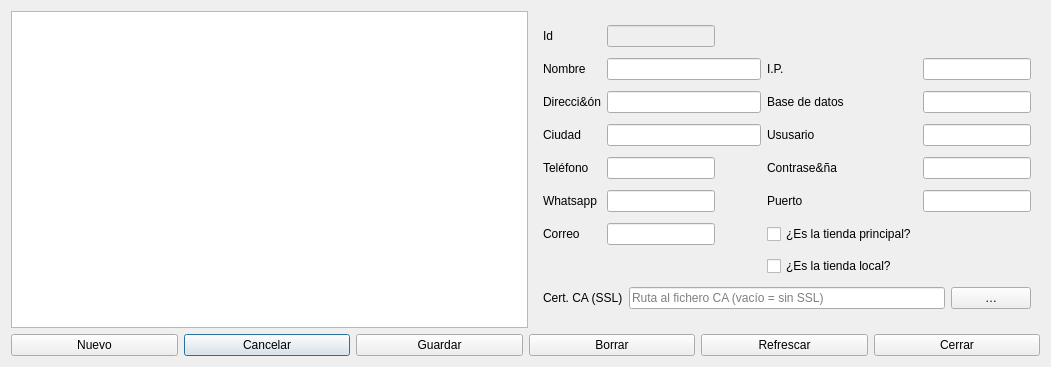
Above: tiendas.ui from Ladis72/tienda before the change. Below: the same form after it.
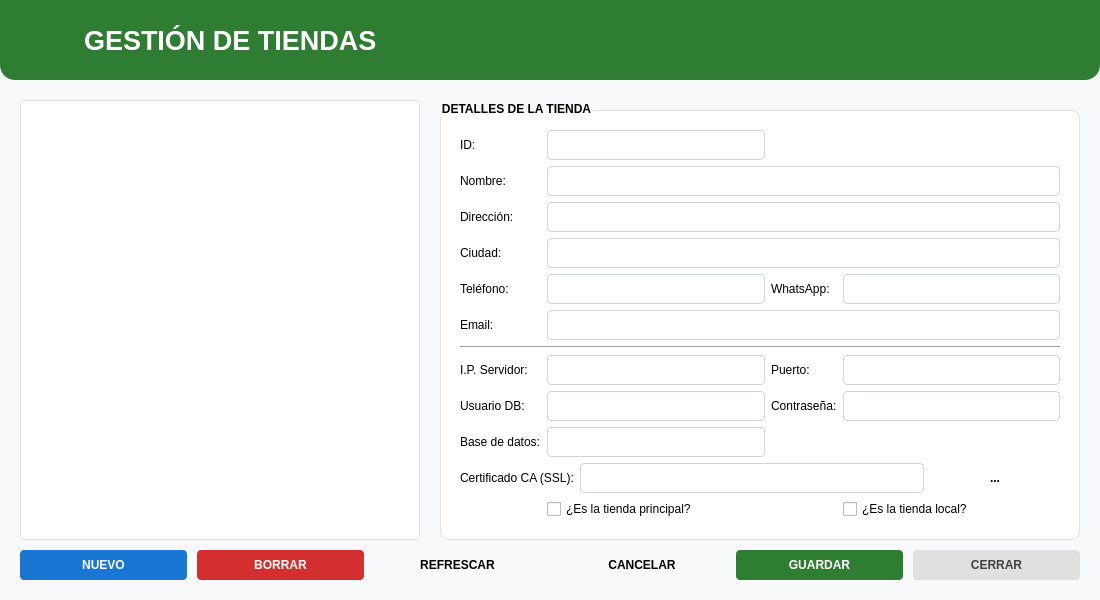
That is the form after the change. Icons and pictures are not drawn.

Diff of the .ui file:
```diff
--- a/tiendas.ui
+++ b/tiendas.ui
@@ -6,305 +6,139 @@
    <rect>
     <x>0</x>
     <y>0</y>
-    <width>1051</width>
-    <height>367</height>
+    <width>1100</width>
+    <height>600</height>
    </rect>
   </property>
   <property name="windowTitle">
    <string>Tiendas</string>
   </property>
-  <property name="windowIcon">
-   <iconset resource="recursos.qrc">
-    <normaloff>:/imagenes/Emeicjac logo.jpg</normaloff>:/imagenes/Emeicjac logo.jpg</iconset>
+  <property name="styleSheet">
+   <string notr="true">QDialog { background-color: #f8f9fa; }
+QFrame#headerFrame { background-color: #2e7d32; border-bottom-left-radius: 15px; border-bottom-right-radius: 15px; }
+QLabel#headerTitle { color: white; font-size: 20pt; font-weight: bold; }
+QGroupBox { font-weight: bold; border: 1px solid #dee2e6; border-radius: 8px; margin-top: 10px; padding: 10px; background-color: white; }
+QLineEdit { padding: 6px; border: 1px solid #ced4da; border-radius: 4px; }
+QLineEdit:focus { border: 1px solid #2e7d32; }
+QPushButton { padding: 8px 15px; border-radius: 4px; font-weight: bold; min-width: 100px; }
+QPushButton#pushButtonAceptar, QPushButton#pushButtonGuardar { background-color: #2e7d32; color: white; }
+QPushButton#pushButtonNuevo { background-color: #1976d2; color: white; }
+QPushButton#pushButtonBorrar { background-color: #d32f2f; color: white; }
+QPushButton#pushButtonCerrar { background-color: #e0e0e0; color: #424242; }</string>
   </property>
-  <layout class="QGridLayout" name="gridLayout">
-   <item row="3" column="0" colspan="8">
-    <layout class="QHBoxLayout" name="horizontalLayout">
-     <item>
-      <widget class="QPushButton" name="pushButtonNuevo">
-       <property name="enabled">
-        <bool>true</bool>
-       </property>
-       <property name="text">
-        <string>Nuevo</string>
-       </property>
-       <property name="autoDefault">
-        <bool>false</bool>
-       </property>
-      </widget>
-     </item>
-     <item>
-      <widget class="QPushButton" name="pushButtonCancelar">
-       <property name="text">
-        <string>Cancelar</string>
-       </property>
-      </widget>
-     </item>
-     <item>
-      <widget class="QPushButton" name="pushButtonGuardar">
-       <property name="text">
-        <string>Guardar</string>
-       </property>
-      </widget>
-     </item>
-     <item>
-      <widget class="QPushButton" name="pushButtonBorrar">
-       <property name="enabled">
-        <bool>true</bool>
-       </property>
-       <property name="text">
-        <string>Borrar</string>
-       </property>
-       <property name="autoDefault">
-        <bool>false</bool>
-       </property>
-      </widget>
-     </item>
-     <item>
-      <widget class="QPushButton" name="pushButtonRefrescar">
-       <property name="text">
-        <string>Refrescar</string>
-       </property>
-       <property name="autoDefault">
-        <bool>false</bool>
-       </property>
-      </widget>
-     </item>
-     <item>
-      <widget class="QPushButton" name="pushButtonCerrar">
-       <property name="text">
-        <string>Cerrar</string>
-       </property>
-       <property name="autoDefault">
-        <bool>false</bool>
-       </property>
-      </widget>
-     </item>
-    </layout>
-   </item>
-   <item row="0" column="1" rowspan="3" colspan="7">
-    <widget class="QWidget" name="general_2" native="true">
-     <layout class="QGridLayout" name="general">
-      <item row="6" column="0">
-       <widget class="QLabel" name="label_5">
-        <property name="text">
-         <string>Whatsapp</string>
-        </property>
+  <layout class="QVBoxLayout" name="mainVerticalLayout">
+   <property name="spacing"><number>0</number></property>
+   <property name="leftMargin"><number>0</number></property>
+   <property name="topMargin"><number>0</number></property>
+   <property name="rightMargin"><number>0</number></property>
+   <property name="bottomMargin"><number>0</number></property>
+   <item>
+    <widget class="QFrame" name="headerFrame">
+     <property name="minimumSize"><size><width>0</width><height>80</height></size></property>
+     <layout class="QHBoxLayout" name="horizontalLayoutHeader">
+      <property name="leftMargin"><number>30</number></property>
+      <item>
+       <widget class="QLabel" name="labelIcono">
+        <property name="maximumSize"><size><width>48</width><height>48</height></size></property>
+        <property name="pixmap"><pixmap>../iconos/tiendas.png</pixmap></property>
+        <property name="scaledContents"><bool>true</bool></property>
        </widget>
       </item>
-      <item row="2" column="4">
-       <widget class="QLineEdit" name="lineEditIP">
-        <property name="inputMask">
-         <string/>
-        </property>
+      <item>
+       <widget class="QLabel" name="headerTitle">
+        <property name="text"><string>GESTIÓN DE TIENDAS</string></property>
        </widget>
       </item>
-      <item row="7" column="1">
-       <widget class="QLineEdit" name="lineEditEmail"/>
-      </item>
-      <item row="4" column="0">
-       <widget class="QLabel" name="label_4">
-        <property name="text">
-         <string>Ciudad</string>
-        </property>
-       </widget>
-      </item>
-      <item row="2" column="3">
-       <widget class="QLabel" name="label_7">
-        <property name="text">
-         <string>I.P.</string>
-        </property>
-       </widget>
-      </item>
-      <item row="6" column="1">
-       <widget class="QLineEdit" name="lineEditWharsapp"/>
-      </item>
-      <item row="1" column="0">
-       <widget class="QLabel" name="label_10">
-        <property name="text">
-         <string>Id</string>
-        </property>
-       </widget>
-      </item>
-      <item row="3" column="0">
-       <widget class="QLabel" name="label_2">
-        <property name="text">
-         <string>Direcci&amp;ón</string>
-        </property>
-       </widget>
-      </item>
-      <item row="5" column="1">
-       <widget class="QLineEdit" name="lineEditTlfn"/>
-      </item>
-      <item row="1" column="1">
-       <widget class="QLineEdit" name="lineEditId">
-        <property name="enabled">
-         <bool>false</bool>
-        </property>
-       </widget>
-      </item>
-      <item row="1" column="4">
-       <spacer name="horizontalSpacer">
-        <property name="orientation">
-         <enum>Qt::Orientation::Horizontal</enum>
-        </property>
-        <property name="sizeHint" stdset="0">
-         <size>
-          <width>40</width>
-          <height>20</height>
-         </size>
-        </property>
-       </spacer>
-      </item>
-      <item row="7" column="0">
-       <widget class="QLabel" name="label_6">
-        <property name="text">
-         <string>Correo</string>
-        </property>
-       </widget>
-      </item>
-      <item row="5" column="0">
-       <widget class="QLabel" name="label_3">
-        <property name="text">
-         <string>Teléfono</string>
-        </property>
-       </widget>
-      </item>
-      <item row="2" column="0">
-       <widget class="QLabel" name="label">
-        <property name="text">
-         <string>Nombre</string>
-        </property>
-       </widget>
-      </item>
-      <item row="1" column="2">
-       <spacer name="horizontalSpacer_2">
-        <property name="orientation">
-         <enum>Qt::Orientation::Horizontal</enum>
-        </property>
-        <property name="sizeHint" stdset="0">
-         <size>
-          <width>40</width>
-          <height>20</height>
-         </size>
-        </property>
-       </spacer>
-      </item>
-      <item row="2" column="1" colspan="2">
-       <widget class="QLineEdit" name="lineEditNombre"/>
-      </item>
-      <item row="3" column="1" colspan="2">
-       <widget class="QLineEdit" name="lineEditDireccion"/>
-      </item>
-      <item row="4" column="1" colspan="2">
-       <widget class="QLineEdit" name="lineEditCiudad"/>
-      </item>
-      <item row="6" column="3">
-       <widget class="QLabel" name="label_12">
-        <property name="text">
-         <string>Puerto</string>
-        </property>
-       </widget>
-      </item>
-      <item row="6" column="4">
-       <widget class="QLineEdit" name="lineEditPuerto">
-        <property name="inputMask">
-         <string>99999</string>
-        </property>
-       </widget>
-      </item>
-      <item row="7" column="3">
-       <widget class="QCheckBox" name="checkBoxMaster">
-        <property name="text">
-         <string>¿Es la tienda principal?</string>
-        </property>
-       </widget>
-      </item>
-      <item row="8" column="3">
-       <widget class="QCheckBox" name="checkBoxLocal">
-        <property name="text">
-         <string>¿Es la tienda local?</string>
-        </property>
-       </widget>
-      </item>
-      <item row="5" column="4">
-       <widget class="QLineEdit" name="lineEditPassword">
-        <property name="echoMode">
-         <enum>QLineEdit::EchoMode::Password</enum>
-        </property>
-       </widget>
-      </item>
-      <item row="5" column="3">
-       <widget class="QLabel" name="label_9">
-        <property name="text">
-         <string>Contrase&amp;ña</string>
-        </property>
-       </widget>
-      </item>
-      <item row="4" column="3">
-       <widget class="QLabel" name="label_8">
-        <property name="text">
-         <string>Ususario</string>
-        </property>
-       </widget>
-      </item>
-      <item row="4" column="4">
-       <widget class="QLineEdit" name="lineEditUsusario"/>
-      </item>
-      <item row="3" column="3">
-       <widget class="QLabel" name="label_11">
-        <property name="text">
-         <string>Base de datos</string>
-        </property>
-       </widget>
-      </item>
-      <item row="3" column="4">
-       <widget class="QLineEdit" name="lineEditBase"/>
-      </item>
-       <item row="9" column="0" colspan="5">
-        <layout class="QHBoxLayout" name="horizontalLayoutSsl">
-         <item>
-          <widget class="QLabel" name="label_sslca">
-           <property name="text">
-            <string>Cert. CA (SSL)</string>
-           </property>
-          </widget>
-         </item>
-         <item>
-          <widget class="QLineEdit" name="lineEditSslCa">
-           <property name="placeholderText">
-            <string>Ruta al fichero CA (vacío = sin SSL)</string>
-           </property>
-           <property name="readOnly">
-            <bool>true</bool>
-           </property>
-          </widget>
-         </item>
-         <item>
-          <widget class="QPushButton" name="pushButtonSslCa">
-           <property name="text">
-            <string>…</string>
-           </property>
-           <property name="maximumWidth">
-            <number>30</number>
-           </property>
-           <property name="toolTip">
-            <string>Seleccionar fichero de certificado CA</string>
-           </property>
-          </widget>
-         </item>
-        </layout>
-       </item>
-      </layout>
-     </widget>
-   </item>
-   <item row="0" column="0" rowspan="3">
-    <widget class="QTableView" name="tableViewTiendas">
-     <property name="selectionBehavior">
-      <enum>QAbstractItemView::SelectionBehavior::SelectRows</enum>
-     </property>
+      <item><spacer name="h_sp_h"><property name="orientation"><enum>Qt::Horizontal</enum></property></spacer></item>
+     </layout>
     </widget>
    </item>
+   <item>
+    <layout class="QHBoxLayout" name="bodyHorizontalLayout">
+     <property name="spacing"><number>20</number></property>
+     <property name="leftMargin"><number>20</number></property>
+     <property name="topMargin"><number>20</number></property>
+     <property name="rightMargin"><number>20</number></property>
+     <property name="bottomMargin"><number>10</number></property>
+     <item>
+      <widget class="QTableView" name="tableViewTiendas">
+       <property name="minimumSize"><size><width>350</width><height>0</height></size></property>
+       <property name="maximumSize"><size><width>400</width><height>16777215</height></size></property>
+       <property name="selectionBehavior"><enum>QAbstractItemView::SelectRows</enum></property>
+       <property name="styleSheet"><string notr="true">QTableView { border: 1px solid #dee2e6; border-radius: 4px; background-color: white; }</string></property>
+      </widget>
+     </item>
+     <item>
+      <widget class="QGroupBox" name="general_2">
+       <property name="title"><string>DETALLES DE LA TIENDA</string></property>
+       <layout class="QGridLayout" name="gridLayoutForm">
+        <item row="0" column="0"><widget class="QLabel" name="l_id"><property name="text"><string>ID:</string></property></widget></item>
+        <item row="0" column="1"><widget class="QLineEdit" name="lineEditId"><property name="enabled"><bool>false</bool></property></widget></item>
+        
+        <item row="1" column="0"><widget class="QLabel" name="l_nom"><property name="text"><string>Nombre:</string></property></widget></item>
+        <item row="1" column="1" colspan="3"><widget class="QLineEdit" name="lineEditNombre"/></item>
+
+        <item row="2" column="0"><widget class="QLabel" name="l_dir"><property name="text"><string>Dirección:</string></property></widget></item>
+        <item row="2" column="1" colspan="3"><widget class="QLineEdit" name="lineEditDireccion"/></item>
+
+        <item row="3" column="0"><widget class="QLabel" name="l_ciu"><property name="text"><string>Ciudad:</string></property></widget></item>
+        <item row="3" column="1" colspan="3"><widget class="QLineEdit" name="lineEditCiudad"/></item>
+
+        <item row="4" column="0"><widget class="QLabel" name="l_tlf"><property name="text"><string>Teléfono:</string></property></widget></item>
+        <item row="4" column="1"><widget class="QLineEdit" name="lineEditTlfn"/></item>
+        <item row="4" column="2"><widget class="QLabel" name="l_wa"><property name="text"><string>WhatsApp:</string></property></widget></item>
+        <item row="4" column="3"><widget class="QLineEdit" name="lineEditWharsapp"/></item>
+
+        <item row="5" column="0"><widget class="QLabel" name="l_ema"><property name="text"><string>Email:</string></property></widget></item>
+        <item row="5" column="1" colspan="3"><widget class="QLineEdit" name="lineEditEmail"/></item>
+
+        <item row="6" column="0" colspan="4">
+         <widget class="Line" name="line_1"><property name="orientation"><enum>Qt::Horizontal</enum></property></widget>
+        </item>
+
+        <item row="7" column="0"><widget class="QLabel" name="l_ip"><property name="text"><string>I.P. Servidor:</string></property></widget></item>
+        <item row="7" column="1"><widget class="QLineEdit" name="lineEditIP"/></item>
+        <item row="7" column="2"><widget class="QLabel" name="l_pue"><property name="text"><string>Puerto:</string></property></widget></item>
+        <item row="7" column="3"><widget class="QLineEdit" name="lineEditPuerto"/></item>
+
+        <item row="8" column="0"><widget class="QLabel" name="l_usu"><property name="text"><string>Usuario DB:</string></property></widget></item>
+        <item row="8" column="1"><widget class="QLineEdit" name="lineEditUsusario"/></item>
+        <item row="8" column="2"><widget class="QLabel" name="l_pas"><property name="text"><string>Contraseña:</string></property></widget></item>
+        <item row="8" column="3"><widget class="QLineEdit" name="lineEditPassword"><property name="echoMode"><enum>QLineEdit::Password</enum></property></widget></item>
+
+        <item row="9" column="0"><widget class="QLabel" name="l_bas"><property name="text"><string>Base de datos:</string></property></widget></item>
+        <item row="9" column="1"><widget class="QLineEdit" name="lineEditBase"/></item>
+        
+        <item row="10" column="0" colspan="4">
+         <layout class="QHBoxLayout" name="h_ssl">
+          <item><widget class="QLabel" name="l_ssl"><property name="text"><string>Certificado CA (SSL):</string></property></widget></item>
+          <item><widget class="QLineEdit" name="lineEditSslCa"><property name="readOnly"><bool>true</bool></property></widget></item>
+          <item><widget class="QPushButton" name="pushButtonSslCa"><property name="text"><string>...</string></property><property name="maximumWidth"><number>35</number></property></widget></item>
+         </layout>
+        </item>
+
+        <item row="11" column="1"><widget class="QCheckBox" name="checkBoxMaster"><property name="text"><string>¿Es la tienda principal?</string></property></widget></item>
+        <item row="11" column="3"><widget class="QCheckBox" name="checkBoxLocal"><property name="text"><string>¿Es la tienda local?</string></property></widget></item>
+       </layout>
+      </widget>
+     </item>
+    </layout>
+   </item>
+   <item>
+    <layout class="QHBoxLayout" name="buttonLayout">
+     <property name="spacing"><number>10</number></property>
+     <property name="leftMargin"><number>20</number></property>
+     <property name="rightMargin"><number>20</number></property>
+     <property name="bottomMargin"><number>20</number></property>
+     <item><widget class="QPushButton" name="pushButtonNuevo"><property name="text"><string>NUEVO</string></property></widget></item>
+     <item><widget class="QPushButton" name="pushButtonBorrar"><property name="text"><string>BORRAR</string></property></widget></item>
+     <item><widget class="QPushButton" name="pushButtonRefrescar"><property name="text"><string>REFRESCAR</string></property></widget></item>
+     <item><spacer name="h_sp_b"><property name="orientation"><enum>Qt::Horizontal</enum></property></spacer></item>
+     <item><widget class="QPushButton" name="pushButtonCancelar"><property name="text"><string>CANCELAR</string></property></widget></item>
+     <item><widget class="QPushButton" name="pushButtonGuardar"><property name="text"><string>GUARDAR</string></property></widget></item>
+     <item><widget class="QPushButton" name="pushButtonCerrar"><property name="text"><string>CERRAR</string></property></widget></item>
+    </layout>
+   </item>
   </layout>
  </widget>
  <tabstops>
```
Left out of the diff: 35 changed lines with no effect on the pictures.
